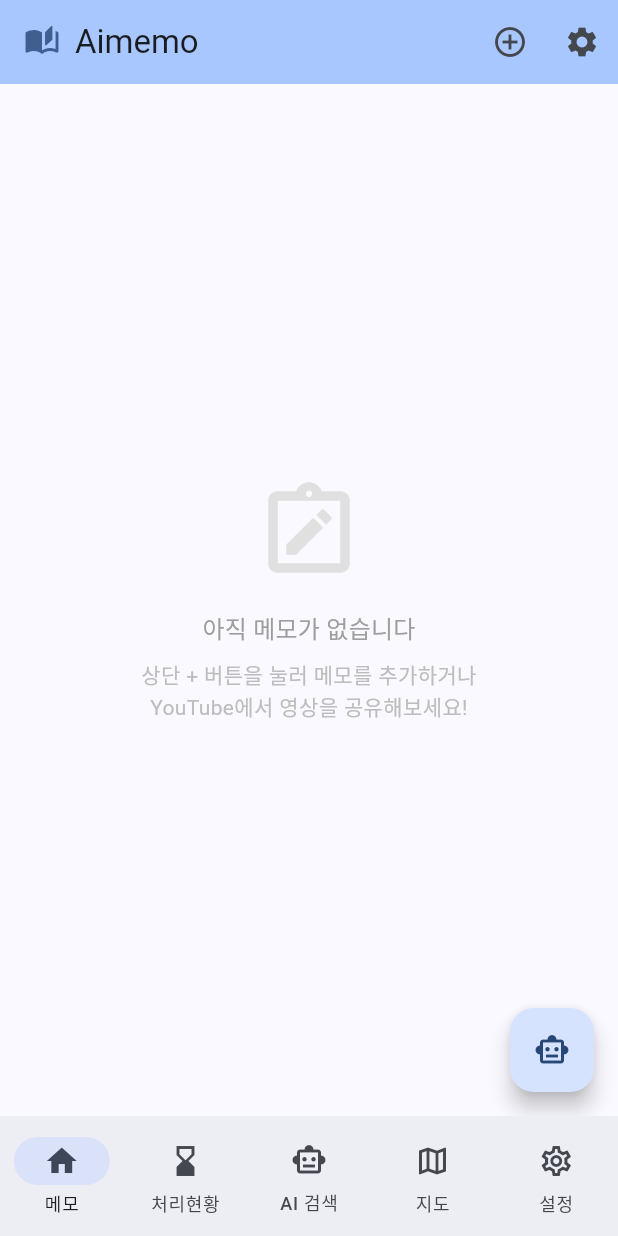
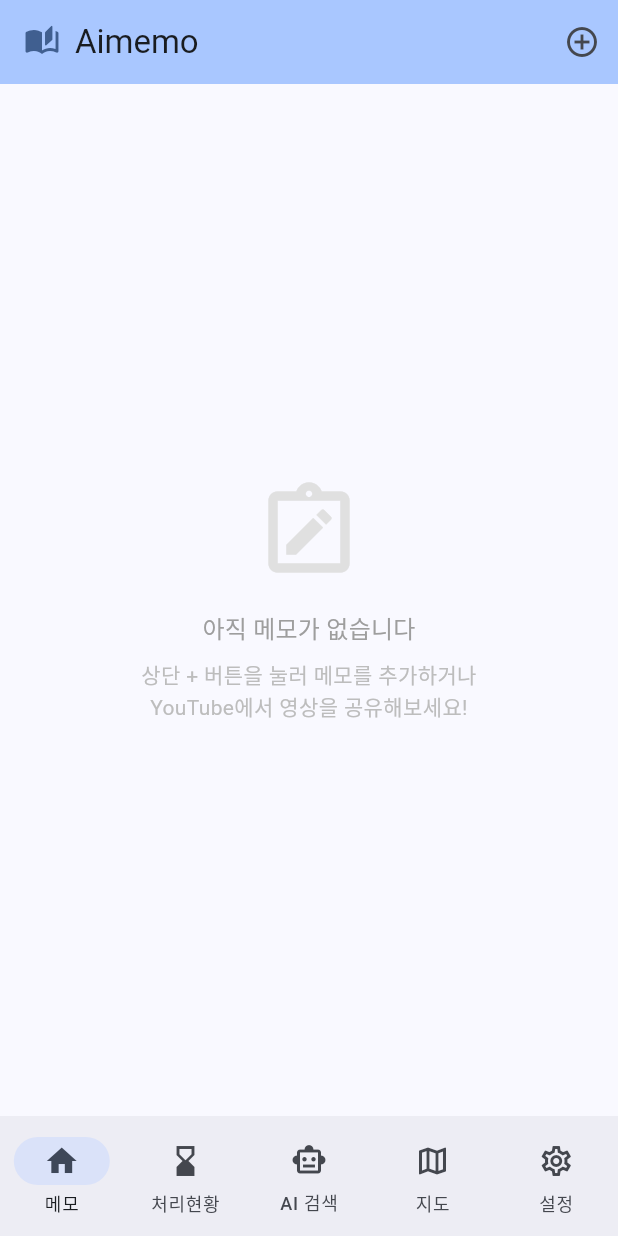
Before and after one commit to sosim13/aimemo, a Flutter app: the screen it shows after launch, on a phone screen of 412 x 824 dp. Run offline on Flutter 3.47's test engine with Material 3 defaults, Android fonts, the phone set to English and light mode, and no system bars; our stand-ins replace flutter_secure_storage, geolocator, sqflite; missing offline and left inert: flutter_gemma, flutter_gemma_litertlm, flutter_naver_map; accounts and stored records are empty.

Commit message:
쓸데없는 메뉴 아이콘 삭제

```diff
--- a/lib/screens/home_screen.dart
+++ b/lib/screens/home_screen.dart
@@ -10,10 +10,8 @@ import '../services/shared_content_parser.dart';
 import '../widgets/memo_card.dart';
 import '../widgets/empty_state.dart';
 import '../widgets/category_chip.dart';
-import 'settings_screen.dart';
 import 'memo_input_screen.dart';
 import 'memo_detail_screen.dart';
-import 'chat_screen.dart';
 
 
 class HomeScreen extends StatefulWidget {
@@ -193,20 +191,10 @@ class _HomeScreenState extends State<HomeScreen> with WidgetsBindingObserver {
         ),
         backgroundColor: Theme.of(context).colorScheme.inversePrimary,
         actions: [
-          if (!_isAiAvailable)
-            IconButton(
-              icon: Icon(Icons.warning_amber_rounded, color: Colors.orange[700]),
-              tooltip: 'AI 모델 연결 필요',
-              onPressed: () => _openSettings(),
-            ),
           IconButton(
             icon: const Icon(Icons.add_circle_outline),
             tooltip: '메모 추가',
             onPressed: () => _openMemoInput(),
-          ),
-          IconButton(
-            icon: const Icon(Icons.settings),
-            onPressed: () => _openSettings(),
           ),
         ],
       ),
@@ -244,13 +232,7 @@ class _HomeScreenState extends State<HomeScreen> with WidgetsBindingObserver {
                             subtitle: _isAiAvailable
                                 ? '상단 + 버튼을 눌러 메모를 추가하거나\nYouTube에서 영상을 공유해보세요!'
                                 : '설정에서 AI 모델 제공자를 연결해주세요.',
-                            action: !_isAiAvailable
-                                ? FilledButton.tonalIcon(
-                                    onPressed: _openSettings,
-                                    icon: const Icon(Icons.settings),
-                                    label: const Text('설정으로 이동'),
-                                  )
-                                : null,
+                            action: null,
                           )
                         : EmptyState(
                             icon: Icons.filter_alt_off,
@@ -275,10 +257,6 @@ class _HomeScreenState extends State<HomeScreen> with WidgetsBindingObserver {
                       ),
           ),
         ],
-      ),
-      floatingActionButton: FloatingActionButton(
-        onPressed: () => _openChat(),
-        child: const Icon(Icons.smart_toy_outlined),
       ),
     );
   }
@@ -309,22 +287,6 @@ class _HomeScreenState extends State<HomeScreen> with WidgetsBindingObserver {
     );
   }
 
-  Future<void> _openChat() async {
-    await Navigator.push(
-      context,
-      MaterialPageRoute(builder: (_) => const ChatScreen()),
-    );
-  }
-
-  Future<void> _openSettings() async {
-    await Navigator.push(
-      context,
-      MaterialPageRoute(builder: (_) => const SettingsScreen()),
-    );
-    _isAiAvailable = await _llmService.isAvailable();
-    setState(() {});
-  }
-
   Future<void> _openMemoInput() async {
     final result = await Navigator.push<bool>(
       context,
```
